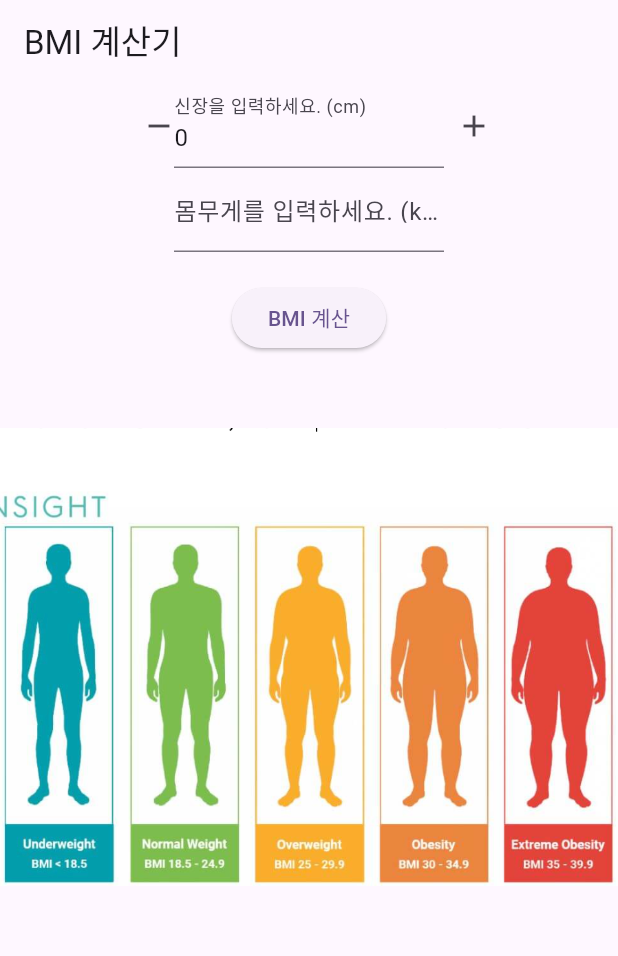
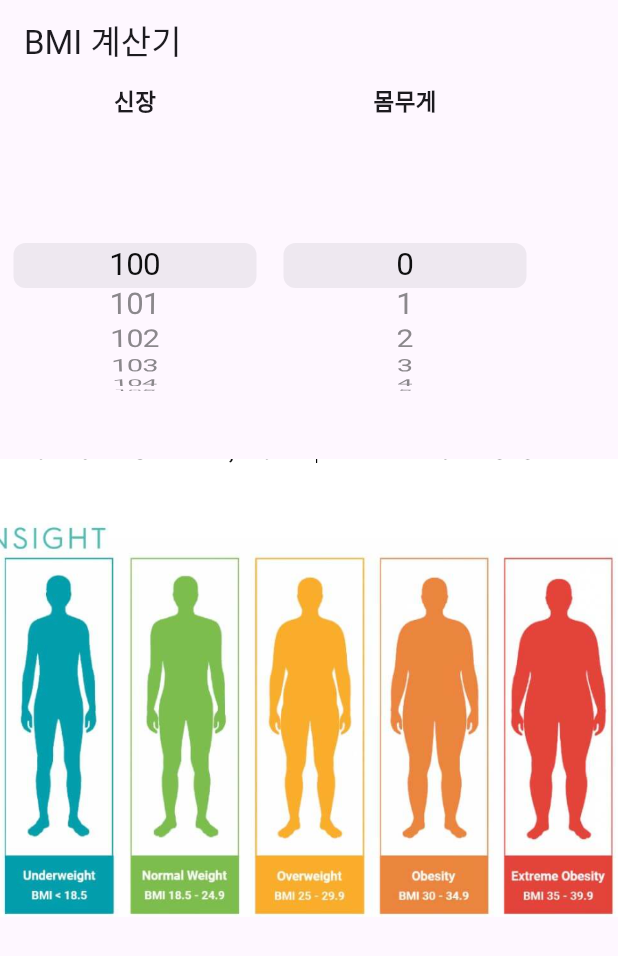
Before and after one commit to nnmmnn15/flutter_practice, a Flutter app: the screen it shows after launch, on a phone screen of 412 x 824 dp. Shown: the top 956 px of the screen. Run offline on Flutter 3.47's test engine with Material 3 defaults, Android fonts, the light colour scheme and no system bars; our stand-ins replace get, syncfusion_flutter_charts; missing offline and left inert: simple_gesture_detector.

Commit message:
bmiCalc_Change_PickerView

```diff
--- a/bmi_class_tuple_image/lib/view/home.dart
+++ b/bmi_class_tuple_image/lib/view/home.dart
@@ -1,4 +1,5 @@
 import 'package:bmi_class_tuple_image/vm/calc_bmi.dart';
+import 'package:flutter/cupertino.dart';
 import 'package:flutter/material.dart';
 import 'package:get/get.dart';
 
@@ -11,8 +12,11 @@ class Home extends StatefulWidget {
 
 class _HomeState extends State<Home> {
   // Property
-  late TextEditingController heightController;
-  late TextEditingController weightController;
+  // late TextEditingController heightController;
+  // late TextEditingController weightController;
+  late double height;
+  late double weight;
+
   late String calcResult;
   late String bmiImage;
   late double arrowPos;
@@ -20,8 +24,11 @@ class _HomeState extends State<Home> {
   @override
   void initState() {
     super.initState();
-    heightController = TextEditingController(text: '0');
-    weightController = TextEditingController();
+    // heightController = TextEditingController(text: '0');
+    // weightController = TextEditingController();
+
+    height = 100;
+    weight = 0;
     calcResult = '';
     bmiImage = 'set.png';
     arrowPos = -100;
@@ -35,62 +42,77 @@ class _HomeState extends State<Home> {
       ),
       body: Column(
         children: [
+          Row(
+            children: [
               Column(
                 children: [
-              Row(
-                mainAxisAlignment: MainAxisAlignment.center,
-                children: [
-                  SizedBox(
-                    width: 30,
-                    child: IconButton(
-                      onPressed: () {
-                        heightController.text =
-                            (int.parse(heightController.text.trim()) - 1)
-                                .toString();
-                        setState(() {});
-                      },
-                      icon: const Icon(Icons.remove),
+                  const Text(
+                    '신장',
+                    style: TextStyle(
+                      fontWeight: FontWeight.bold,
+                      fontSize: 15,
                     ),
                   ),
                   SizedBox(
+                    height: 200,
                     width: 180,
-                    child: TextField(
-                      controller: heightController,
-                      decoration:
-                          const InputDecoration(labelText: '신장을 입력하세요. (cm)'),
+                    child: CupertinoPicker(
+                      itemExtent: 30,
+                      scrollController:
+                          FixedExtentScrollController(initialItem: 0),
+                      onSelectedItemChanged: (value) {
+                        height = double.parse((100 + value).toString());
+                        calcFunction();
+                      },
+                      children: List.generate(
+                        100, // 0 ~ 100
+                        (index) => Center(
+                          child: Text('${index + 100}'),
                         ),
                       ),
-                  SizedBox(
-                    width: 30,
-                    child: IconButton(
-                      onPressed: () {
-                        heightController.text =
-                            (int.parse(heightController.text.trim()) + 1)
-                                .toString();
-                        setState(() {});
-                      },
-                      icon: const Icon(Icons.add),
                     ),
                   ),
                 ],
               ),
+              Column(
+                children: [
+                  const Text(
+                    '몸무게',
+                    style: TextStyle(
+                      fontWeight: FontWeight.bold,
+                      fontSize: 15,
+                    ),
+                  ),
                   SizedBox(
+                    height: 200,
                     width: 180,
-                child: TextField(
-                  controller: weightController,
-                  decoration:
-                      const InputDecoration(labelText: '몸무게를 입력하세요. (kg)'),
+                    child: CupertinoPicker(
+                      itemExtent: 30,
+                      scrollController:
+                          FixedExtentScrollController(initialItem: 0),
+                      onSelectedItemChanged: (value) {
+                        weight = double.parse(value.toString());
+                        calcFunction();
+                      },
+                      children: List.generate(
+                        150,
+                        (index) => Center(
+                          child: Text('$index'),
+                        ),
+                      ),
                     ),
                   ),
                 ],
               ),
-          Padding(
-            padding: const EdgeInsets.all(20.0),
-            child: ElevatedButton(
-              onPressed: () => calcFunction(),
-              child: const Text('BMI 계산'),
+            ],
           ),
-          ),
+          // Padding(
+          //   padding: const EdgeInsets.all(20.0),
+          //   child: ElevatedButton(
+          //     onPressed: () => calcFunction(),
+          //     child: const Text('BMI 계산'),
+          //   ),
+          // ),
           Text(
             calcResult,
             style: const TextStyle(
@@ -117,28 +139,33 @@ class _HomeState extends State<Home> {
   }
 
   calcFunction() {
-    if (heightController.text.trim().isEmpty ||
-        weightController.text.trim().isEmpty) {
-      if (heightController.text.trim().isEmpty &&
-          weightController.text.trim().isNotEmpty) {
-        errorTopSnackBar("신장을 입력해주세요!");
-      } else if (heightController.text.trim().isNotEmpty &&
-          weightController.text.trim().isEmpty) {
-        errorTopSnackBar("몸무게를 입력해주세요!");
-      } else {
-        errorTopSnackBar("신장과 몸무게를 입력해주세요!");
-      }
-      // top snackbar
-      arrowPos = -100;
-      setState(() {});
-    } else {
-      CalcBMI calcBMI =
-          CalcBMI(weightController.text.trim(), heightController.text.trim());
+    // if (heightController.text.trim().isEmpty ||
+    //     weightController.text.trim().isEmpty) {
+    //   if (heightController.text.trim().isEmpty &&
+    //       weightController.text.trim().isNotEmpty) {
+    //     errorTopSnackBar("신장을 입력해주세요!");
+    //   } else if (heightController.text.trim().isNotEmpty &&
+    //       weightController.text.trim().isEmpty) {
+    //     errorTopSnackBar("몸무게를 입력해주세요!");
+    //   } else {
+    //     errorTopSnackBar("신장과 몸무게를 입력해주세요!");
+    //   }
+    //   // top snackbar
+    //   arrowPos = -100;
+    //   setState(() {});
+    // } else {
+    //   CalcBMI calcBMI =
+    //       CalcBMI(weightController.text.trim(), heightController.text.trim());
+    //   (String, String, String, double) resultCalc = calcBMI.calcAction();
+    //   calcResult = '귀하의 bmi지수는 ${resultCalc.$1}이고\n ${resultCalc.$2} 입니다.';
+    //   arrowPos = resultCalc.$4;
+    //   setState(() {});
+    // }
+    CalcBMI calcBMI = CalcBMI(weight, height);
     (String, String, String, double) resultCalc = calcBMI.calcAction();
     calcResult = '귀하의 bmi지수는 ${resultCalc.$1}이고\n ${resultCalc.$2} 입니다.';
     arrowPos = resultCalc.$4;
     setState(() {});
-    }
   }
 
   errorTopSnackBar(String errorMassage) {
--- a/bmi_class_tuple_image/lib/vm/calc_bmi.dart
+++ b/bmi_class_tuple_image/lib/vm/calc_bmi.dart
@@ -2,9 +2,9 @@ class CalcBMI {
   late double doubleWeight;
   late double doubleHeight;
 
-  CalcBMI(String weight, String height) {
-    doubleWeight = double.parse(weight);
-    doubleHeight = double.parse(height) / 100;
+  CalcBMI(double weight, double height) {
+    doubleWeight = weight;
+    doubleHeight = height / 100;
   }
 
   calcAction() {
```
Lines whose indentation alone changed are shown as unchanged.
